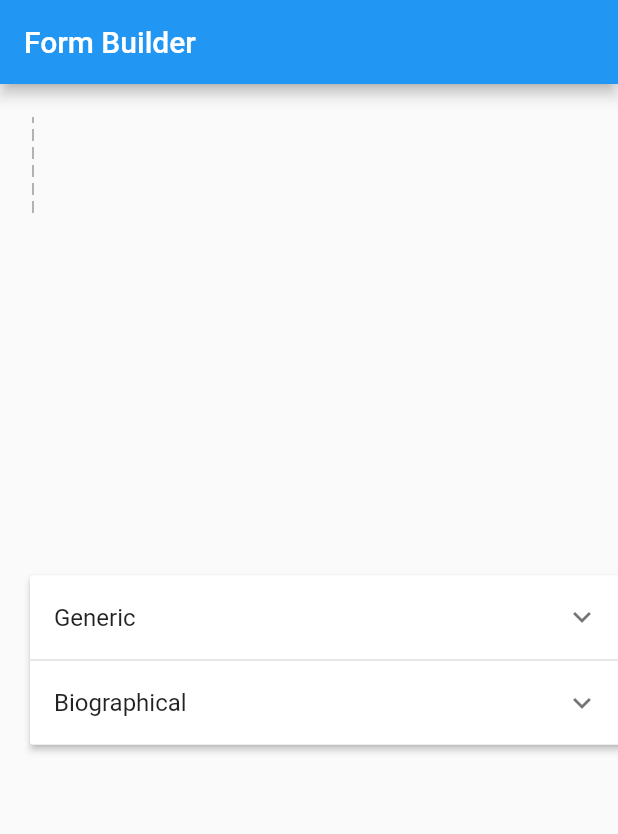
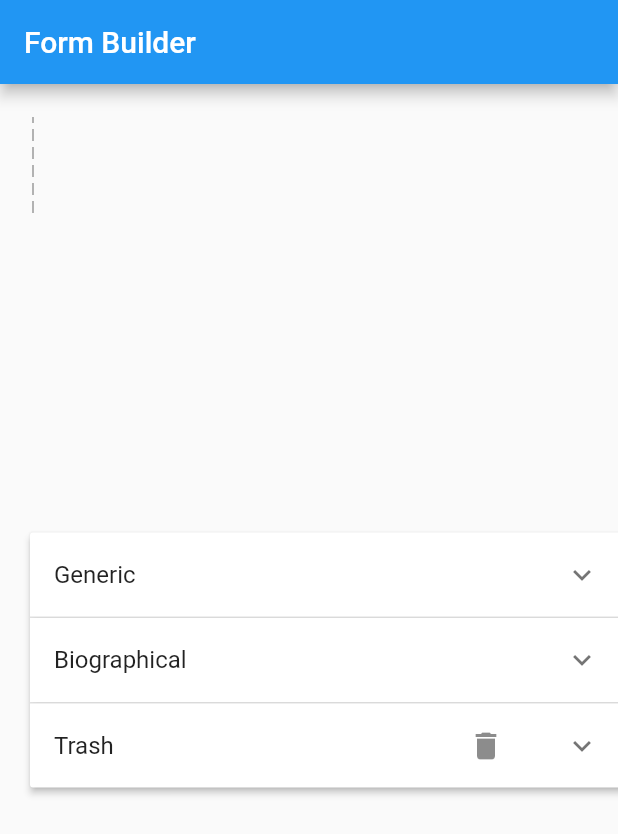
Before and after one commit to mikeand/onboarding-builder, a Flutter app: the screen it shows after launch, on a phone screen of 412 x 824 dp. Shown: the top 834 px of the screen. Run offline on Flutter 3.47's test engine with Material 2 defaults, Android fonts, the phone set to English and light mode, and no system bars; our stand-ins replace dotted_border.

Commit message:
Add trash clearing and trash

```diff
--- a/lib/components/control_group.dart
+++ b/lib/components/control_group.dart
@@ -2,6 +2,7 @@
 import 'package:flutter/material.dart';
 import 'package:onboarding/components/drag/draggable_item.dart';
 import 'package:onboarding/models/prototype_control_list.dart';
+import 'package:onboarding/models/trash_list.dart';
 import 'package:provider/provider.dart';
 import 'drag/trash.dart';
 
@@ -18,17 +19,30 @@ class _ControlGroupState extends State<ControlGroup> {
   @override
   Widget build(BuildContext context) {
     final controls = context.read<PrototypeControlList>();
+    final trash = context.watch<TrashList>();
 
     return SingleChildScrollView(
       child: SizedBox(
         width: 400,
-        child: _buildPanel(controls),
+        child: _buildPanel(controls, trash),
       ),
-
     );
   }
 
-  Widget _buildPanel(PrototypeControlList controls) {
+  List<Widget> _buildControlsForCategory(
+      PrototypeControlList controls, String category) {
+    return controls
+        .getControlsForCategory(category)
+        .map((e) => DraggableItem(
+              control: e,
+            ))
+        .toList();
+  }
+
+  List<Widget> _buildControlsForTrash(TrashList trash) =>
+      trash.items.map((e) => DraggableItem(control: e)).toList();
+
+  Widget _buildPanel(PrototypeControlList controls, TrashList trash) {
     final categories = controls.categoryList;
 
     return ExpansionPanelList(
@@ -37,8 +51,7 @@ class _ControlGroupState extends State<ControlGroup> {
           var listIndex = _expanded.indexOf(categories[index]);
           if (listIndex != -1) {
             _expanded.removeAt(listIndex);
-          }
-          else {
+          } else {
             _expanded.add(categories[index]);
           }
         });
@@ -46,17 +59,16 @@ class _ControlGroupState extends State<ControlGroup> {
       children: categories.map<ExpansionPanel>((categoryName) {
         return ExpansionPanel(
           headerBuilder: (BuildContext context, bool isExpanded) {
-            return (categoryName == 'Trash' ? const Trash() : ListTile(
-              title: Text(categoryName),
-            ) );
+            return (categoryName == 'Trash'
+                ? const Trash()
+                : ListTile(
+                    title: Text(categoryName),
+                  ));
           },
           body: Column(
-            children: controls.getControlsForCategory(categoryName)
-                .map((e) =>
-                DraggableItem(
-                  control: e,
-                ))
-                .toList(),
+            children: (categoryName == 'Trash'
+                ? _buildControlsForTrash(trash)
+                : _buildControlsForCategory(controls, categoryName)),
           ),
           isExpanded: _expanded.contains(categoryName),
         );
--- a/lib/components/drag/trash.dart
+++ b/lib/components/drag/trash.dart
@@ -1,22 +1,37 @@
 import 'package:flutter/material.dart';
+import 'package:onboarding/models/controls_displayed.dart';
+import 'package:onboarding/models/trash_list.dart';
+import 'package:provider/provider.dart';
 import '../controls/placeable_control.dart';
 
 class Trash extends StatelessWidget {
   const Trash({Key? key}) : super(key: key);
 
   Widget _buildDragTarget(BuildContext context,
-      List<PlaceableControl?> incoming, List rejected) {
-    return const ListTile(
-      trailing: Icon(Icons.delete),
+      List<PlaceableControl?> incoming,
+      List rejected,
+      TrashList trashList) {
+
+    return ListTile(
+      trailing: IconButton(
+        icon: const Icon(Icons.delete),
+        onPressed: trashList.clear,
+      ),
       title: Text("Trash"),
     );
   }
 
   @override
   Widget build(BuildContext context) {
+    final trashList = context.read<TrashList>();
+    final controls = context.read<ControlsDisplayed>();
     return DragTarget<PlaceableControl>(
-      builder: _buildDragTarget,
-      onAccept: (_) {},
+      builder: (ctx, incoming, rejected) =>
+          _buildDragTarget(ctx, incoming, rejected, trashList),
+      onAccept: (c) {
+        trashList.add(c);
+        controls.remove(c);
+      },
     );
   }
 }
--- a/lib/models/controls_displayed.dart
+++ b/lib/models/controls_displayed.dart
@@ -29,4 +29,9 @@ class ControlsDisplayed with ChangeNotifier {
     }
   }
 
+  void remove(PlaceableControl control) {
+    _controls.remove(control);
+    notifyListeners();
+  }
+
 }
--- a/lib/models/prototype_control_list.dart
+++ b/lib/models/prototype_control_list.dart
@@ -14,7 +14,7 @@ class PrototypeControlList with ChangeNotifier {
   int get length => _controls.length;
 
   List<String> get categoryList =>
-    _controls.map((c) => c.controlName.split("/")[0]).toSet().toList();
+    _controls.map((c) => c.controlName.split("/")[0]).toSet().toList()..add("Trash");
 
   List<PlaceableControl> getControlsForCategory(String category) =>
       _controls.where((c) => c.controlName.startsWith('$category/')).toList();
--- a/lib/models/trash_list.dart
+++ b/lib/models/trash_list.dart
@@ -15,4 +15,9 @@ class TrashList with ChangeNotifier {
     notifyListeners();
   }
 
+  void clear() {
+    _controls.clear();
+    notifyListeners();
+  }
+
 }
--- a/lib/screens/form_builder.dart
+++ b/lib/screens/form_builder.dart
@@ -1,12 +1,13 @@
 
 
 import 'package:flutter/material.dart';
-import 'package:onboarding/models/prototype_control_list.dart';
 import 'package:provider/provider.dart';
 
 import '../components/control_group.dart';
 import '../components/destination_list.dart';
 import '../models/controls_displayed.dart';
+import '../models/prototype_control_list.dart';
+import '../models/trash_list.dart';
 
 class FormBuilder extends StatelessWidget {
   const FormBuilder({Key? key}) : super(key: key);
@@ -17,6 +18,7 @@ class FormBuilder extends StatelessWidget {
       providers: [
         ChangeNotifierProvider(create: (_) => PrototypeControlList()),
         ChangeNotifierProvider(create: (_) => ControlsDisplayed()),
+        ChangeNotifierProvider(create: (_) => TrashList()),
       ],
       child: Scaffold(
         appBar: AppBar(
```
Also changed, not shown: lib/components/controls/generic/forms/small_headline_form.dart (added, +12 -0 lines).
